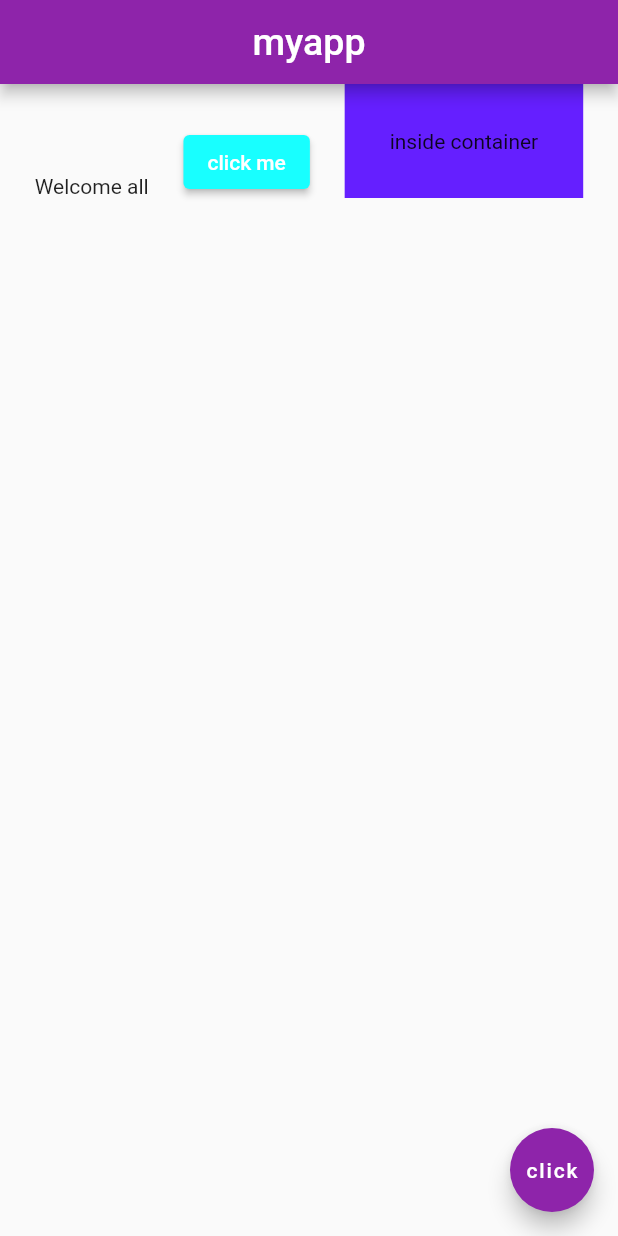
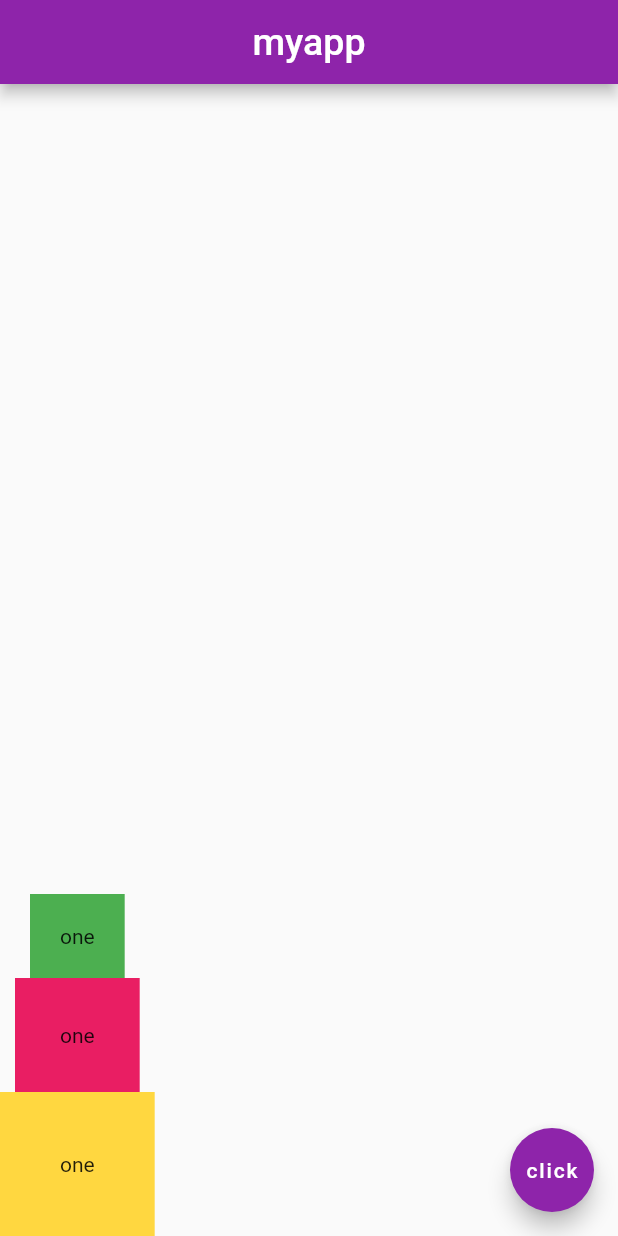
Before and after one commit to Rush-2K/flutter-tutorial, a Flutter app: the screen it shows after launch, on a phone screen of 412 x 824 dp. Run offline on Flutter 3.47's test engine with Material 2 defaults, Android fonts, the phone set to English and light mode, and no system bars.

Commit message:
change body use column

```diff
--- a/lib/main.dart
+++ b/lib/main.dart
@@ -18,22 +18,24 @@ class Home extends StatelessWidget {
         centerTitle: true,
         backgroundColor: Colors.purple[600],
       ),
-      body: Row( //put in a list where the type is widgets
-        mainAxisAlignment: MainAxisAlignment.spaceEvenly,//horizontal axis
-        crossAxisAlignment: CrossAxisAlignment.end, //vertical axis
+      body: Column(
+        mainAxisAlignment: MainAxisAlignment.end, //for column its the opposite of rows
+        crossAxisAlignment: CrossAxisAlignment.center,
         children: <Widget>[
-          Text('Welcome all'),
-          ElevatedButton(
-              onPressed: (){},
-              child: Text('click me'),
-              style: ElevatedButton.styleFrom(
-                backgroundColor: Colors.cyanAccent,
-              ),
+          Container(
+            padding: EdgeInsets.all(20.0),
+            color: Colors.green,
+            child: Text('one'),
           ),
           Container(
-            color: Colors.deepPurpleAccent[400],
-            padding: EdgeInsets.all(30),
-            child: Text('inside container'),
+            padding: EdgeInsets.all(30.0),
+            color: Colors.pink,
+            child: Text('one'),
+          ),
+          Container(
+            padding: EdgeInsets.all(40.0),
+            color: Colors.amberAccent,
+            child: Text('one'),
           ),
         ],
       ),
```
